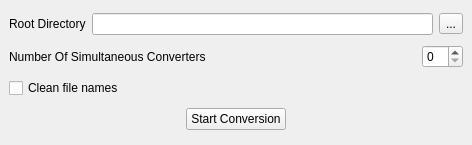
The window that MusicConverter.ui (FelixdelasPozas/transcodertomp3) describes before a commit, drawn with Qt 5.
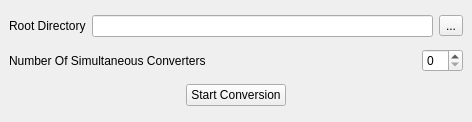
The same window after the commit. Icons and pictures are not drawn.

Commit message: Temporary simplification of the music converter GUI.

The edit to the form file:
```diff
--- a/MusicConverter.ui
+++ b/MusicConverter.ui
@@ -10,19 +10,19 @@
     <x>0</x>
     <y>0</y>
     <width>472</width>
-    <height>145</height>
+    <height>122</height>
    </rect>
   </property>
   <property name="minimumSize">
    <size>
     <width>472</width>
-    <height>145</height>
+    <height>122</height>
    </size>
   </property>
   <property name="maximumSize">
    <size>
     <width>472</width>
-    <height>145</height>
+    <height>122</height>
    </size>
   </property>
   <property name="windowTitle">
@@ -83,13 +83,6 @@
       </item>
      </layout>
     </item>
-    <item>
-     <widget class="QCheckBox" name="m_cleanNames">
-      <property name="text">
-       <string>Clean file names</string>
-      </property>
-     </widget>
-    </item>
     <item>
      <layout class="QHBoxLayout" name="horizontalLayout_3">
       <item>
```
The commit also changes 2 other files.
